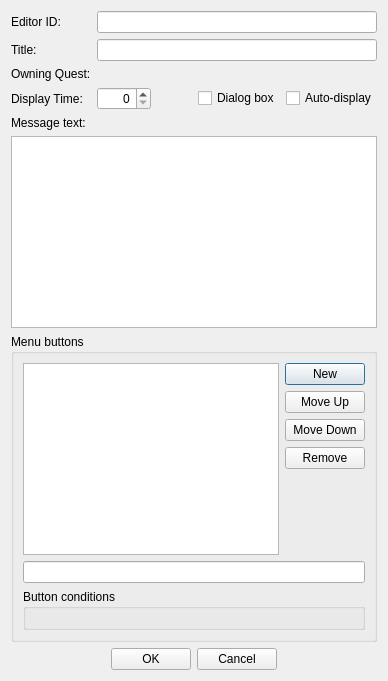
This is native/src/DovahKit/ui/form_windows/message.ui in DavidJCobb/DovahKit as Qt 5 draws it before an edit. The edited form follows.
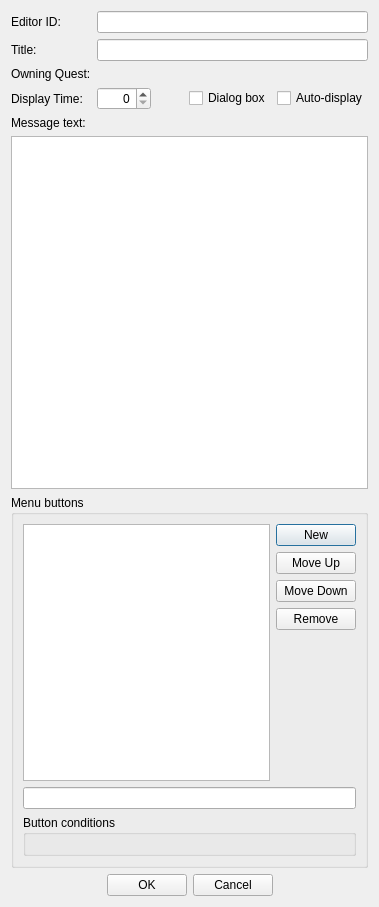
This is the edited form. Custom widgets are drawn as their Qt base class.

```diff
--- a/native/src/DovahKit/ui/form_windows/message.ui
+++ b/native/src/DovahKit/ui/form_windows/message.ui
@@ -2,6 +2,14 @@
 <ui version="4.0">
  <class>FormDialogMessage</class>
  <widget class="QDialog" name="FormDialogMessage">
+  <property name="geometry">
+   <rect>
+    <x>0</x>
+    <y>0</y>
+    <width>379</width>
+    <height>907</height>
+   </rect>
+  </property>
   <property name="windowTitle">
    <string>Message</string>
   </property>
```
Left out of the diff: 6 changed lines with no effect on the pictures.
